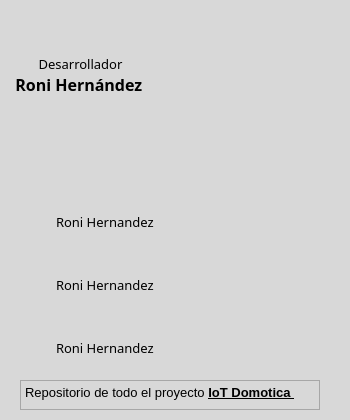
Old version of the form GUI/CUERPO/DISENO/SISTEMA_CONTROL/datosCreador_dise.ui in the repository ronihdzz/IoT_domotica.
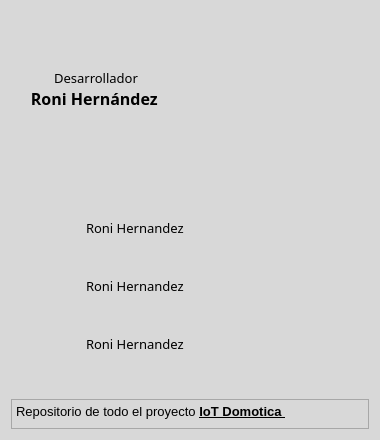
New version of the form. Icons and pictures are not drawn.

Commit message: En esta modificacion me concentre en corregir los pequeños detalles que en el sistema operativo linux distribucion debian aparecieron en cuanto respecta al diseño de las interfaz grafica

Diff of the .ui file:
```diff
--- a/GUI/CUERPO/DISENO/SISTEMA_CONTROL/datosCreador_dise.ui
+++ b/GUI/CUERPO/DISENO/SISTEMA_CONTROL/datosCreador_dise.ui
@@ -6,14 +6,14 @@
    <rect>
     <x>0</x>
     <y>0</y>
-    <width>350</width>
-    <height>420</height>
+    <width>380</width>
+    <height>440</height>
    </rect>
   </property>
   <property name="minimumSize">
    <size>
-    <width>350</width>
-    <height>420</height>
+    <width>380</width>
+    <height>440</height>
    </size>
   </property>
   <property name="maximumSize">
@@ -39,15 +39,111 @@
   <property name="styleSheet">
    <string notr="true">background-color:#d8d8d8;</string>
   </property>
+  <layout class="QVBoxLayout" name="verticalLayout_4">
+   <item>
+    <layout class="QHBoxLayout" name="horizontalLayout_4">
+     <item>
+      <layout class="QVBoxLayout" name="verticalLayout_2">
+       <item>
+        <spacer name="verticalSpacer_2">
+         <property name="orientation">
+          <enum>Qt::Vertical</enum>
+         </property>
+         <property name="sizeHint" stdset="0">
+          <size>
+           <width>20</width>
+           <height>40</height>
+          </size>
+         </property>
+        </spacer>
+       </item>
+       <item>
+        <widget class="QTextBrowser" name="textBrowser_nombreProgra">
+         <property name="minimumSize">
+          <size>
+           <width>170</width>
+           <height>70</height>
+          </size>
+         </property>
+         <property name="maximumSize">
+          <size>
+           <width>170</width>
+           <height>70</height>
+          </size>
+         </property>
+         <property name="styleSheet">
+          <string notr="true">font-family: TamilSangamMN;
+border: 1px solid #d8d8d8;
+font-size: 13px;
+
+/*
+&lt;p align=&quot;center&quot;&gt;
+&lt;span style=&quot;font-size:13px; font-family:TamilSangamMN; style='text-align:center&quot;&gt;Desarrollador&lt;/span&gt;
+&lt;br&gt;
+&lt;span style=&quot;font-size:16px;font-family: TamilSangamMN;text-align:center;&quot;&gt;&lt;b&gt;Roni Hernández&lt;/b&gt;&lt;/span&gt;
+&lt;/p&gt;
+*/</string>
+         </property>
+         <property name="html">
+          <string>&lt;!DOCTYPE HTML PUBLIC &quot;-//W3C//DTD HTML 4.0//EN&quot; &quot;http://www.w3.org/TR/REC-html40/strict.dtd&quot;&gt;
+&lt;html&gt;&lt;head&gt;&lt;meta name=&quot;qrichtext&quot; content=&quot;1&quot; /&gt;&lt;style type=&quot;text/css&quot;&gt;
+p, li { white-space: pre-wrap; }
+&lt;/style&gt;&lt;/head&gt;&lt;body style=&quot; font-family:'TamilSangamMN'; font-size:13px; font-weight:400; font-style:normal;&quot;&gt;
+&lt;p align=&quot;center&quot; style=&quot; margin-top:12px; margin-bottom:12px; margin-left:0px; margin-right:0px; -qt-block-indent:0; text-indent:0px;&quot;&gt;&lt;span style=&quot; font-size:13px;&quot;&gt;Desarrollador &lt;br /&gt;&lt;/span&gt;&lt;span style=&quot; font-size:16px; font-weight:600;&quot;&gt;Roni Hernández&lt;/span&gt;&lt;span style=&quot; font-size:13px;&quot;&gt; &lt;/span&gt;&lt;/p&gt;&lt;/body&gt;&lt;/html&gt;</string>
+         </property>
+        </widget>
+       </item>
+       <item>
+        <spacer name="verticalSpacer">
+         <property name="orientation">
+          <enum>Qt::Vertical</enum>
+         </property>
+         <property name="sizeHint" stdset="0">
+          <size>
+           <width>20</width>
+           <height>40</height>
+          </size>
+         </property>
+        </spacer>
+       </item>
+       <item>
+        <layout class="QVBoxLayout" name="verticalLayout_3"/>
+       </item>
+      </layout>
+     </item>
+     <item>
+      <widget class="QLabel" name="bel_fotoProgramador">
+       <property name="minimumSize">
+        <size>
+         <width>180</width>
+         <height>175</height>
+        </size>
+       </property>
+       <property name="maximumSize">
+        <size>
+         <width>200</width>
+         <height>200</height>
+        </size>
+       </property>
+       <property name="baseSize">
+        <size>
+         <width>180</width>
+         <height>175</height>
+        </size>
+       </property>
+       <property name="styleSheet">
+        <string notr="true">border-image: url(:/SISTEMA_CONTROL/IMAGENES/SISTEMA_CONTROL/yoMero2.jpg);
+border-radius:87%;</string>
+       </property>
+       <property name="text">
+        <string/>
+       </property>
+      </widget>
+     </item>
+    </layout>
+   </item>
+   <item>
   <widget class="QWidget" name="widget" native="true">
-   <property name="geometry">
-    <rect>
-     <x>0</x>
-     <y>190</y>
-     <width>341</width>
-     <height>190</height>
-    </rect>
-   </property>
    <property name="minimumSize">
     <size>
      <width>300</width>
@@ -61,7 +157,7 @@
        <widget class="QLabel" name="label_2">
         <property name="minimumSize">
          <size>
-          <width>50</width>
+            <width>60</width>
           <height>50</height>
          </size>
         </property>
@@ -78,7 +174,8 @@
          </size>
         </property>
         <property name="styleSheet">
-         <string notr="true">border-image: url(:/SISTEMA_CONTROL/IMAGENES/SISTEMA_CONTROL/gmail.png);</string>
+           <string notr="true">border-image: url(:/SISTEMA_CONTROL/IMAGENES/SISTEMA_CONTROL/gmail.png);
+margin-left:10px;</string>
         </property>
         <property name="text">
          <string/>
@@ -119,7 +216,7 @@
        <widget class="QLabel" name="label">
         <property name="minimumSize">
          <size>
-          <width>50</width>
+            <width>60</width>
           <height>50</height>
          </size>
         </property>
@@ -136,7 +233,8 @@
          </size>
         </property>
         <property name="styleSheet">
-         <string notr="true">border-image: url(:/SISTEMA_CONTROL/IMAGENES/SISTEMA_CONTROL/likedin.png);</string>
+           <string notr="true">border-image: url(:/SISTEMA_CONTROL/IMAGENES/SISTEMA_CONTROL/likedin.png);
+margin-left:10px;</string>
         </property>
         <property name="text">
          <string/>
@@ -177,7 +275,7 @@
        <widget class="QLabel" name="label_3">
         <property name="minimumSize">
          <size>
-          <width>50</width>
+            <width>60</width>
           <height>50</height>
          </size>
         </property>
@@ -194,7 +292,8 @@
          </size>
         </property>
         <property name="styleSheet">
-         <string notr="true">border-image: url(:/SISTEMA_CONTROL/IMAGENES/SISTEMA_CONTROL/github.png);</string>
+           <string notr="true">border-image: url(:/SISTEMA_CONTROL/IMAGENES/SISTEMA_CONTROL/github.png);
+margin-left:10px;</string>
         </property>
         <property name="text">
          <string/>
@@ -231,53 +330,31 @@
     </item>
    </layout>
   </widget>
-  <widget class="QLabel" name="bel_fotoProgramador">
-   <property name="geometry">
-    <rect>
-     <x>160</x>
-     <y>10</y>
-     <width>180</width>
-     <height>175</height>
-    </rect>
-   </property>
-   <property name="minimumSize">
+   </item>
+   <item>
+    <spacer name="verticalSpacer_3">
+     <property name="orientation">
+      <enum>Qt::Vertical</enum>
+     </property>
+     <property name="sizeHint" stdset="0">
     <size>
-     <width>180</width>
-     <height>175</height>
-    </size>
-   </property>
-   <property name="maximumSize">
-    <size>
-     <width>200</width>
-     <height>200</height>
-    </size>
-   </property>
-   <property name="baseSize">
-    <size>
-     <width>180</width>
-     <height>175</height>
-    </size>
-   </property>
-   <property name="styleSheet">
-    <string notr="true">border-image: url(:/SISTEMA_CONTROL/IMAGENES/SISTEMA_CONTROL/yoMero2.jpg);
-border-radius:87%;</string>
-   </property>
-   <property name="text">
-    <string/>
-   </property>
-  </widget>
+       <width>20</width>
+       <height>40</height>
+      </size>
+     </property>
+    </spacer>
+   </item>
+   <item>
   <widget class="QTextBrowser" name="textBrowser_repositorio">
-   <property name="geometry">
-    <rect>
-     <x>20</x>
-     <y>380</y>
-     <width>300</width>
-     <height>30</height>
-    </rect>
-   </property>
    <property name="minimumSize">
     <size>
-     <width>300</width>
+       <width>340</width>
+       <height>30</height>
+      </size>
+     </property>
+     <property name="maximumSize">
+      <size>
+       <width>16777215</width>
      <height>30</height>
     </size>
    </property>
@@ -311,42 +388,8 @@
 &lt;p style=&quot; margin-top:0px; margin-bottom:0px; margin-left:0px; margin-right:0px; -qt-block-indent:0; text-indent:0px;&quot;&gt;&lt;span style=&quot; font-size:13px;&quot;&gt;Repositorio de todo el proyecto &lt;/span&gt;&lt;a href=&quot;{repositorio_link}&quot;&gt;&lt;span style=&quot; font-size:13px; font-weight:600; text-decoration: underline; color:#000000;&quot;&gt;IoT Domotica &lt;/span&gt;&lt;/a&gt;&lt;/p&gt;&lt;/body&gt;&lt;/html&gt;</string>
    </property>
   </widget>
-  <widget class="QTextBrowser" name="textBrowser_nombreProgra">
-   <property name="geometry">
-    <rect>
-     <x>10</x>
-     <y>50</y>
-     <width>141</width>
-     <height>70</height>
-    </rect>
-   </property>
-   <property name="minimumSize">
-    <size>
-     <width>140</width>
-     <height>70</height>
-    </size>
-   </property>
-   <property name="styleSheet">
-    <string notr="true">font-family: TamilSangamMN;
-border: 1px solid #d8d8d8;
-font-size: 13px;
-
-/*
-&lt;p align=&quot;center&quot;&gt;
-&lt;span style=&quot;font-size:13px; font-family:TamilSangamMN; style='text-align:center&quot;&gt;Desarrollador&lt;/span&gt;
-&lt;br&gt;
-&lt;span style=&quot;font-size:16px;font-family: TamilSangamMN;text-align:center;&quot;&gt;&lt;b&gt;Roni Hernández&lt;/b&gt;&lt;/span&gt;
-&lt;/p&gt;
-*/</string>
-   </property>
-   <property name="html">
-    <string>&lt;!DOCTYPE HTML PUBLIC &quot;-//W3C//DTD HTML 4.0//EN&quot; &quot;http://www.w3.org/TR/REC-html40/strict.dtd&quot;&gt;
-&lt;html&gt;&lt;head&gt;&lt;meta name=&quot;qrichtext&quot; content=&quot;1&quot; /&gt;&lt;style type=&quot;text/css&quot;&gt;
-p, li { white-space: pre-wrap; }
-&lt;/style&gt;&lt;/head&gt;&lt;body style=&quot; font-family:'TamilSangamMN'; font-size:13px; font-weight:400; font-style:normal;&quot;&gt;
-&lt;p align=&quot;center&quot; style=&quot; margin-top:12px; margin-bottom:12px; margin-left:0px; margin-right:0px; -qt-block-indent:0; text-indent:0px;&quot;&gt;&lt;span style=&quot; font-size:13px;&quot;&gt;Desarrollador &lt;br /&gt;&lt;/span&gt;&lt;span style=&quot; font-size:16px; font-weight:600;&quot;&gt;Roni Hernández&lt;/span&gt;&lt;span style=&quot; font-size:13px;&quot;&gt; &lt;/span&gt;&lt;/p&gt;&lt;/body&gt;&lt;/html&gt;</string>
-   </property>
-  </widget>
+   </item>
+  </layout>
  </widget>
  <resources>
   <include location="../../../IMAG.qrc"/>
```
Left out of the diff: 1 changed line with no effect on the pictures. Lines whose indentation alone changed are shown as unchanged. The commit also changes 50 other files.
